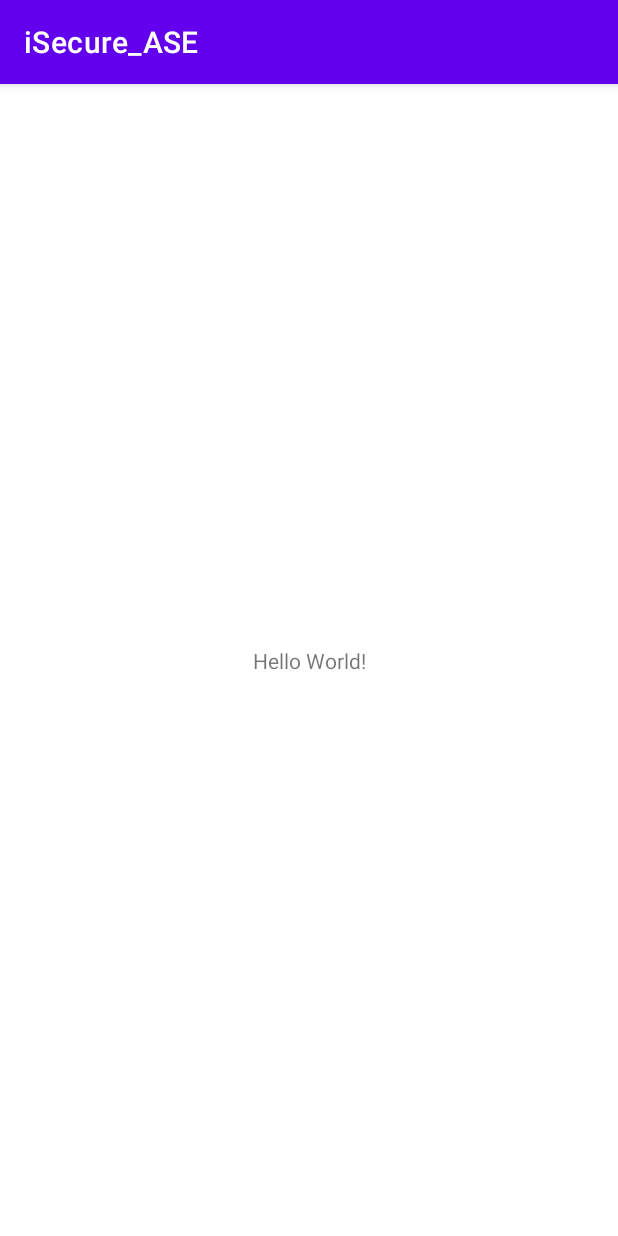
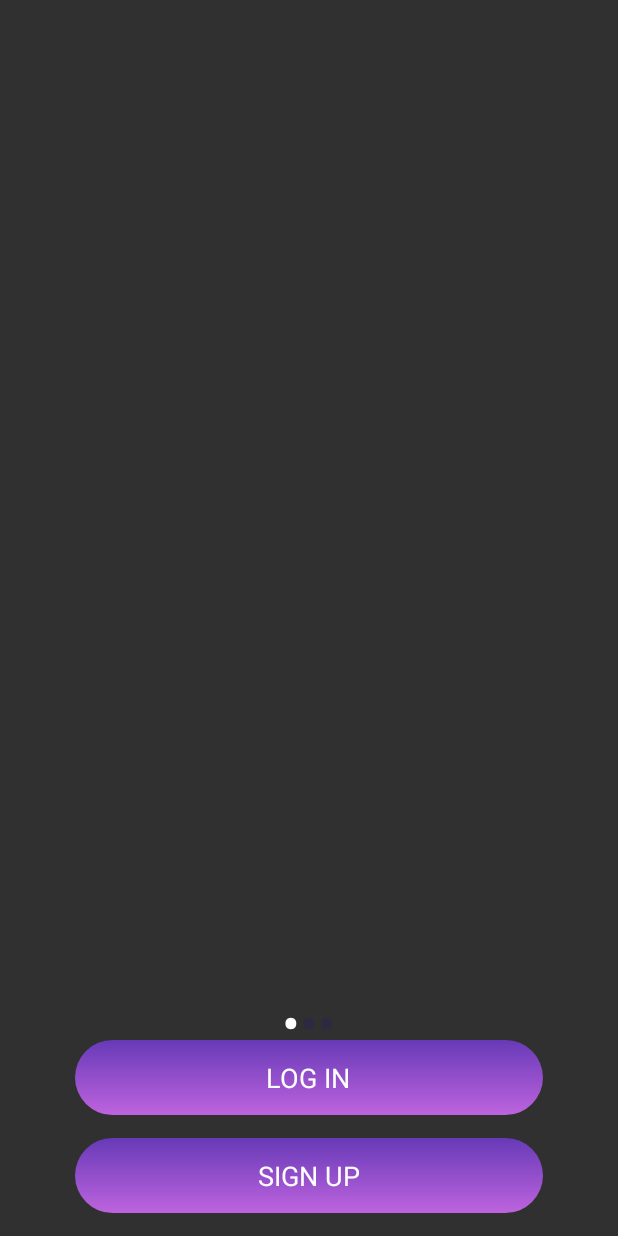
Before and after one commit to rahulraoe/iSecure_ASE, an Android app: the screen it shows after launch (MainActivity before the commit, OnBoarding_Activity after it), on a phone screen of 412 x 824 dp. Run offline under Robolectric (Android 15) with nearby library versions, the phone set to English and light mode, and no system bars; our stand-ins replace Firebase (no records; nobody signed in at launch, a user with empty details on screens opened directly).

Commit message:
On-Boarding screen and Splash screen done

```diff
--- a/app/build.gradle
+++ b/app/build.gradle
@@ -1,5 +1,6 @@
 plugins {
     id 'com.android.application'
+    id 'com.google.gms.google-services'
 }
 
 android {
@@ -33,6 +34,8 @@ dependencies {
     implementation 'androidx.appcompat:appcompat:1.5.1'
     implementation 'com.google.android.material:material:1.6.1'
     implementation 'androidx.constraintlayout:constraintlayout:2.1.4'
+    implementation 'com.google.firebase:firebase-firestore:24.0.2'
+    implementation 'com.google.firebase:firebase-auth:21.0.2'
     testImplementation 'junit:junit:4.13.2'
     androidTestImplementation 'androidx.test.ext:junit:1.1.3'
     androidTestImplementation 'androidx.test.espresso:espresso-core:3.4.0'
--- a/app/src/main/java/com/rahul/isecure/MainActivity.java
+++ b/app/src/main/java/com/rahul/isecure/MainActivity.java
@@ -2,7 +2,11 @@ package com.rahul.isecure;
 
 import androidx.appcompat.app.AppCompatActivity;
 
+import android.content.Intent;
 import android.os.Bundle;
+import android.os.Handler;
+
+import com.google.firebase.auth.FirebaseAuth;
 
 public class MainActivity extends AppCompatActivity {
 
@@ -11,6 +15,25 @@ public class MainActivity extends AppCompatActivity {
         super.onCreate(savedInstanceState);
         setContentView(R.layout.activity_main);
 
-        System.out.println("Hello World");
+        new Handler().postDelayed(new Runnable() {
+            @Override
+            public void run() {
+                FirebaseAuth auth = FirebaseAuth.getInstance();
+
+                if (auth.getCurrentUser() != null) {
+                    // already signed in
+                    Intent intent=new Intent(MainActivity.this,Home_Activity.class);
+                    startActivity(intent);
+                    finish();
+
+                }
+                else{
+                    Intent intent=new Intent(MainActivity.this,OnBoarding_Activity.class);
+                    startActivity(intent);
+                    finish();
+                }
+            }
+        }, 900);
+
     }
 }
--- /dev/null
+++ b/app/src/main/java/com/rahul/isecure/OnBoarding_Activity.java
@@ -0,0 +1,170 @@
+package com.rahul.isecure;
+
+import androidx.appcompat.app.AppCompatActivity;
+import androidx.viewpager.widget.PagerAdapter;
+import androidx.viewpager.widget.ViewPager;
+
+import android.content.Context;
+import android.content.Intent;
+import android.graphics.Color;
+import android.os.Build;
+import android.os.Bundle;
+import android.os.Vibrator;
+import android.text.Html;
+import android.view.LayoutInflater;
+import android.view.View;
+import android.view.ViewGroup;
+import android.view.Window;
+import android.view.WindowManager;
+import android.view.animation.AlphaAnimation;
+import android.view.animation.Animation;
+import android.view.animation.AnimationUtils;
+import android.widget.LinearLayout;
+import android.widget.RelativeLayout;
+import android.widget.TextView;
+
+public class OnBoarding_Activity extends AppCompatActivity {
+    private ViewPager viewPager;
+    private MyViewPagerAdapter myViewPagerAdapter;
+    private LinearLayout dotsLayout;
+    private TextView[] dots;
+    private int[] layouts;
+    RelativeLayout login,sign_up;
+
+    @Override
+    protected void onCreate(Bundle savedInstanceState) {
+        setTheme(R.style.AppNoBarTheme);
+        super.onCreate(savedInstanceState);
+        setContentView(R.layout.activity_on_boarding);
+        // Making notification bar transparent
+        if (Build.VERSION.SDK_INT >= 21) {
+            getWindow().getDecorView().setSystemUiVisibility(View.SYSTEM_UI_FLAG_LAYOUT_STABLE | View.SYSTEM_UI_FLAG_LAYOUT_FULLSCREEN);
+        }
+        viewPager = (ViewPager) findViewById(R.id.view_pager);
+        dotsLayout = (LinearLayout) findViewById(R.id.layoutDots);
+
+        layouts = new int[]{
+                R.layout.slide_1,
+                R.layout.slide_2,
+                R.layout.slide_3,
+        };
+
+        changeStatusBarColor();
+
+        myViewPagerAdapter = new MyViewPagerAdapter();
+        viewPager.setAdapter(myViewPagerAdapter);
+        viewPager.addOnPageChangeListener(viewPagerPageChangeListener);
+
+        login=(RelativeLayout) findViewById(R.id.login);
+        sign_up=(RelativeLayout)findViewById(R.id.sign_up);
+        AlphaAnimation buttonClick = new AlphaAnimation(1F, 1.2F);
+
+        addBottomDots(0);
+
+        sign_up.setOnClickListener(new View.OnClickListener() {
+            @Override
+            public void onClick(View view) {
+
+
+                Intent intent=new Intent(OnBoarding_Activity.this,Sign_Up_Activity.class);
+                startActivity(intent);
+
+            }
+        });
+        login.setOnClickListener(new View.OnClickListener() {
+            @Override
+            public void onClick(View view) {
+
+
+                Intent intent=new Intent(OnBoarding_Activity.this,Sign_In_Activity.class);
+                startActivity(intent);
+
+            }
+        });
+    }
+    private int getItem(int i) {
+        return viewPager.getCurrentItem() + i;
+    }
+
+    private void changeStatusBarColor() {
+        if (Build.VERSION.SDK_INT >= Build.VERSION_CODES.LOLLIPOP) {
+            Window window = getWindow();
+            window.addFlags(WindowManager.LayoutParams.FLAG_DRAWS_SYSTEM_BAR_BACKGROUNDS);
+            window.setStatusBarColor(Color.TRANSPARENT);
+        }
+    }
+    //	viewpager change listener
+    ViewPager.OnPageChangeListener viewPagerPageChangeListener = new ViewPager.OnPageChangeListener() {
+
+        @Override
+        public void onPageSelected(int position) {
+            addBottomDots(position);
+
+        }
+
+        @Override
+        public void onPageScrolled(int arg0, float arg1, int arg2) {
+
+        }
+
+        @Override
+        public void onPageScrollStateChanged(int arg0) {
+
+        }
+    };
+
+    private void addBottomDots(int currentPage) {
+        dots = new TextView[layouts.length];
+
+        int[] colorsActive = getResources().getIntArray(R.array.array_dot_active);
+        int[] colorsInactive = getResources().getIntArray(R.array.array_dot_inactive);
+
+        dotsLayout.removeAllViews();
+        for (int i = 0; i < dots.length; i++) {
+            dots[i] = new TextView(this);
+            dots[i].setText(Html.fromHtml("&#8226;"));
+            dots[i].setTextSize(35);
+            dots[i].setTextColor(colorsInactive[currentPage]);
+            dotsLayout.addView(dots[i]);
+        }
+
+        if (dots.length > 0)
+            dots[currentPage].setTextColor(colorsActive[currentPage]);
+    }
+
+
+    public class MyViewPagerAdapter extends PagerAdapter {
+        private LayoutInflater layoutInflater;
+
+        public MyViewPagerAdapter() {
+        }
+
+        @Override
+        public Object instantiateItem(ViewGroup container, int position) {
+            layoutInflater = (LayoutInflater) getSystemService(Context.LAYOUT_INFLATER_SERVICE);
+
+            View view = layoutInflater.inflate(layouts[position], container, false);
+            container.addView(view);
+
+            return view;
+        }
+
+        @Override
+        public int getCount() {
+            return layouts.length;
+        }
+
+        @Override
+        public boolean isViewFromObject(View view, Object obj) {
+            return view == obj;
+        }
+
+
+        @Override
+        public void destroyItem(ViewGroup container, int position, Object object) {
+            View view = (View) object;
+            container.removeView(view);
+        }
+    }
+
+}
--- /dev/null
+++ b/app/src/main/res/drawable/button_bg.xml
@@ -0,0 +1,13 @@
+<?xml version="1.0" encoding="utf-8"?>
+<shape xmlns:android="http://schemas.android.com/apk/res/android"
+    android:shape="rectangle">
+    <gradient
+        android:startColor="#be63de"
+        android:endColor="#673AB7"
+        android:angle="90" />
+    <corners
+        android:bottomRightRadius="25sp"
+        android:bottomLeftRadius="25sp"
+        android:topRightRadius="25sp"
+        android:topLeftRadius="25sp"/>
+</shape>
--- /dev/null
+++ b/app/src/main/res/layout/activity_on_boarding.xml
@@ -0,0 +1,74 @@
+<?xml version="1.0" encoding="utf-8"?>
+<RelativeLayout
+    xmlns:android="http://schemas.android.com/apk/res/android"
+    xmlns:app="http://schemas.android.com/apk/res-auto"
+    xmlns:tools="http://schemas.android.com/tools"
+    android:layout_width="match_parent"
+    android:layout_height="match_parent"
+    tools:context=".OnBoarding_Activity">
+
+
+    <androidx.viewpager.widget.ViewPager
+        android:id="@+id/view_pager"
+        android:layout_width="match_parent"
+        android:layout_height="match_parent" />
+
+    <LinearLayout
+        android:id="@+id/layoutDots"
+        android:layout_width="match_parent"
+        android:layout_height="30dp"
+        android:gravity="center"
+
+        android:layout_marginBottom="5sp"
+        android:layout_margin="5sp"
+        android:layout_above="@+id/login"
+        android:orientation="horizontal">
+
+    </LinearLayout>
+
+    <RelativeLayout
+        android:id="@+id/login"
+        android:layout_above="@+id/sign_up"
+        android:layout_width="match_parent"
+        android:layout_height="50sp"
+        android:background="@drawable/button_bg"
+        android:layout_marginLeft="50sp"
+        android:layout_marginRight="50sp"
+        android:layout_marginBottom="15sp">
+        <TextView
+            android:layout_width="wrap_content"
+            android:layout_height="wrap_content"
+            android:text="LOG IN"
+            android:layout_centerInParent="true"
+            android:textSize="18sp"
+            android:textColor="@color/white"
+            >
+
+        </TextView>
+    </RelativeLayout>
+
+    <RelativeLayout
+        android:id="@+id/sign_up"
+        android:layout_width="match_parent"
+        android:layout_height="50sp"
+        android:background="@drawable/button_bg"
+        android:layout_marginLeft="50sp"
+        android:layout_marginRight="50sp"
+        android:layout_alignParentBottom="true"
+        android:layout_marginBottom="15sp">
+        <TextView
+            android:layout_width="wrap_content"
+            android:layout_height="wrap_content"
+            android:text="SIGN UP"
+            android:layout_centerInParent="true"
+            android:textSize="18sp"
+            android:textColor="@color/white"
+            >
+
+        </TextView>
+    </RelativeLayout>
+
+
+
+
+</RelativeLayout>
--- /dev/null
+++ b/app/src/main/res/layout/slide_1.xml
@@ -0,0 +1,9 @@
+<?xml version="1.0" encoding="utf-8"?>
+<androidx.constraintlayout.widget.ConstraintLayout xmlns:android="http://schemas.android.com/apk/res/android"
+    android:layout_width="match_parent"
+    android:layout_height="match_parent">
+
+
+
+
+</androidx.constraintlayout.widget.ConstraintLayout>
--- /dev/null
+++ b/app/src/main/res/layout/slide_2.xml
@@ -0,0 +1,6 @@
+<?xml version="1.0" encoding="utf-8"?>
+<androidx.constraintlayout.widget.ConstraintLayout xmlns:android="http://schemas.android.com/apk/res/android"
+    android:layout_width="match_parent"
+    android:layout_height="match_parent">
+
+</androidx.constraintlayout.widget.ConstraintLayout>
--- /dev/null
+++ b/app/src/main/res/layout/slide_3.xml
@@ -0,0 +1,6 @@
+<?xml version="1.0" encoding="utf-8"?>
+<androidx.constraintlayout.widget.ConstraintLayout xmlns:android="http://schemas.android.com/apk/res/android"
+    android:layout_width="match_parent"
+    android:layout_height="match_parent">
+
+</androidx.constraintlayout.widget.ConstraintLayout>
--- a/app/src/main/res/values/colors.xml
+++ b/app/src/main/res/values/colors.xml
@@ -5,6 +5,25 @@
     <color name="purple_700">#FF3700B3</color>
     <color name="teal_200">#FF03DAC5</color>
     <color name="teal_700">#FF018786</color>
-    <color name="black">#FF000000</color>
-    <color name="white">#FFFFFFFF</color>
+    <color name="black">#000000</color>
+    <color name="white">#FEFEFE</color>
+
+    <color name="app_background">#190f25</color>
+    <color name="card_background">#2e2942</color>
+
+
+    <array name="array_dot_active">
+        <item>@color/white</item>
+        <item>@color/white</item>
+        <item>@color/white</item>
+        <item>@color/white</item>
+    </array>
+
+    <array name="array_dot_inactive">
+        <item>@color/card_background</item>
+        <item>@color/card_background</item>
+        <item>@color/card_background</item>
+        <item>@color/card_background</item>
+    </array>
+
 </resources>
--- /dev/null
+++ b/app/src/main/res/values/styles.xml
@@ -0,0 +1,16 @@
+<?xml version="1.0" encoding="utf-8"?>
+<resources>
+
+    <style name="AppBarTheme" parent="Theme.AppCompat.Light.DarkActionBar">
+        <item name="colorPrimary">@color/app_background</item>
+        <item name="colorPrimaryDark">@color/app_background</item>
+        <item name="colorAccent">@color/app_background</item>
+
+    </style>
+    <style name="AppNoBarTheme" parent="Theme.AppCompat.NoActionBar">
+        <item name="colorPrimary">@color/app_background</item>
+        <item name="colorPrimaryDark">@color/app_background</item>
+        <item name="colorAccent">@color/app_background</item>
+
+    </style>
+</resources>
--- a/build.gradle
+++ b/build.gradle
@@ -1,4 +1,8 @@
-// Top-level build file where you can add configuration options common to all sub-projects/modules.
+buildscript {
+    dependencies {
+        classpath 'com.google.gms:google-services:4.3.14'
+    }
+}// Top-level build file where you can add configuration options common to all sub-projects/modules.
 plugins {
     id 'com.android.application' version '7.3.0' apply false
     id 'com.android.library' version '7.3.0' apply false
```
Also changed, not shown: app/src/main/AndroidManifest.xml (+28 -0 lines), app/src/main/java/com/rahul/isecure/Home_Activity.java (added, +14 -0 lines), app/src/main/java/com/rahul/isecure/Sign_In_Activity.java (added, +14 -0 lines), app/src/main/java/com/rahul/isecure/Sign_Up_Activity.java (added, +14 -0 lines), app/src/main/res/layout/activity_home.xml (added, +16 -0 lines), app/src/main/res/layout/activity_sign_in.xml (added, +9 -0 lines), app/src/main/res/layout/activity_sign_up.xml (added, +9 -0 lines), 1 other file.
